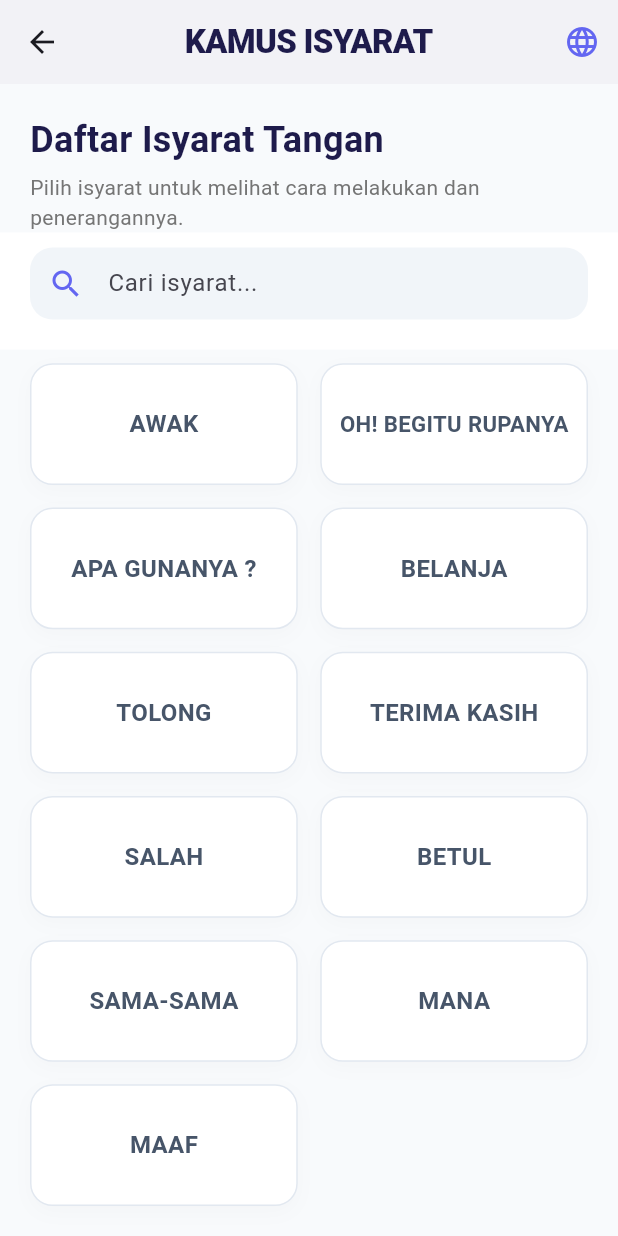
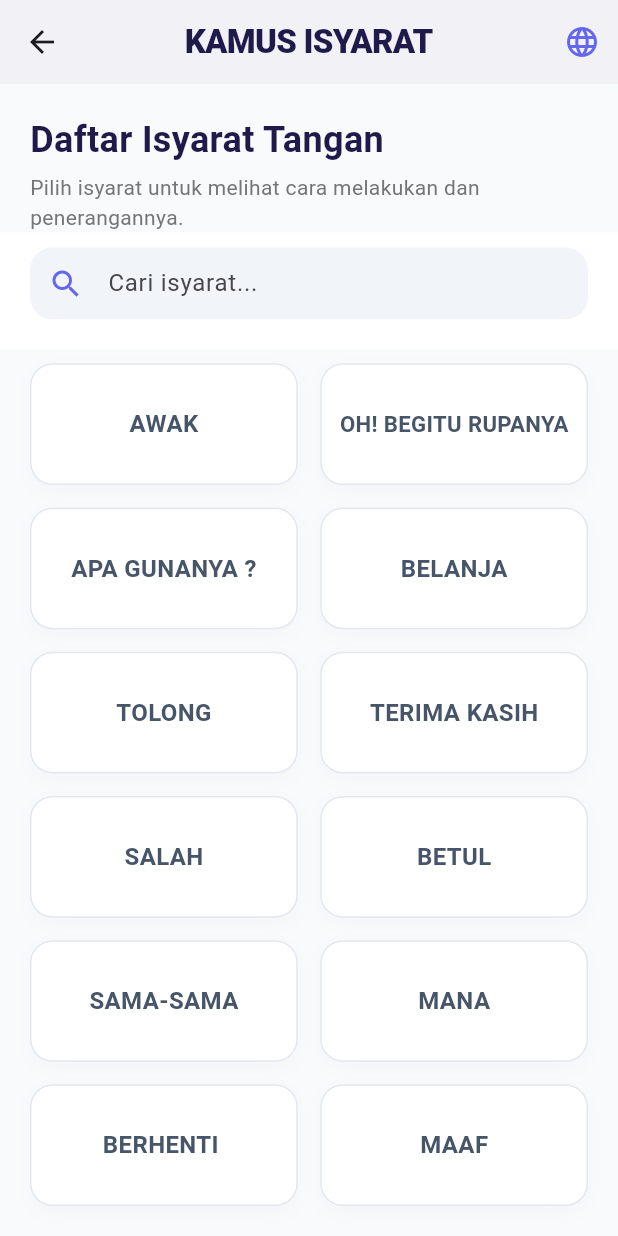
Before and after one commit to junh-cryp/fyp-handgesture, a Flutter app: the DictionaryScreen screen opened directly, scrolled down 876 dp, on a phone screen of 412 x 824 dp. Run offline on Flutter 3.47's test engine with Material 3 defaults, Android fonts, the phone set to English and light mode, and no system bars; our stand-ins replace camera, flutter_tts, permission_handler, share_plus, speech_to_text; missing offline and left inert: google_mlkit_pose_detection, hand_landmarker, model_viewer_plus.

Commit message:
dictionary

```diff
--- a/lib/data/gesture_data.dart
+++ b/lib/data/gesture_data.dart
@@ -55,13 +55,6 @@ class GestureData {
       "images": ["assets/gestures/berhenti.png.png"],
       "description_bm": "Gunakan tangan dalam kedudukan melintang sebagai genggaman (tumbuk) dan angkat ke atas paras mata.",
       "description_en": "Close hand in a horizontal position as a fist and raise above eye level."
-    },
-    {
-      "name": "BERHENTI ",
-      "name_en": "BERHENTI (STOP) ",
-      "images": ["assets/gestures/berhenti2.png.png"],
-      "description_bm": "Kedua-dua belah tangan dibuka dengan semua jari terbuka, tapak tangan kiri menghadap ke atas dan jari telunjuk secara melintang, manakala tangan kanan diletakkan di atas tangan kiri.",
-      "description_en": "Both hands have all fingers open, left hand palm facing upward and index finger is horizontal while right hand lands on top of the left hand."
     },
     {
       "name": "BOLEH",
@@ -204,6 +197,13 @@ class GestureData {
       "description_en": "Index up only and raise hand above shoulder level and waving with index."
     },
     {
+      "name": "BERHENTI ",
+      "name_en": "BERHENTI (STOP) ",
+      "images": ["assets/gestures/berhenti2.png.png"],
+      "description_bm": "Kedua-dua belah tangan dibuka dengan semua jari terbuka, tapak tangan kiri menghadap ke atas dan jari telunjuk secara melintang, manakala tangan kanan diletakkan di atas tangan kiri.",
+      "description_en": "Both hands have all fingers open, left hand palm facing upward and index finger is horizontal while right hand lands on top of the left hand."
+    },
+    {
       "name": "MAAF",
       "name_en": "SORRY (MAAF)",
       "images": ["assets/gestures/maaf.png.png"],
--- a/lib/screens/dictionary_screen.dart
+++ b/lib/screens/dictionary_screen.dart
@@ -20,7 +20,7 @@ class _DictionaryScreenState extends State<DictionaryScreen> {
     "MINUM", "BELI", "SANA", "DIAM", "LESEN", "ANDA","BELANJA",
     "APA GUNANYA ?", "OH! BEGITU RUPANYA", "AWAK", "TOLONG",
     "TERIMA KASIH", "SALAH","BETUL", "SAMA-SAMA","MANA","MAAF",
-    "BERHENTI"
+    "BERHENTI", "BERHENTI "
   ];
 
   List<Map<String, dynamic>> _filteredGestures = [];
```
